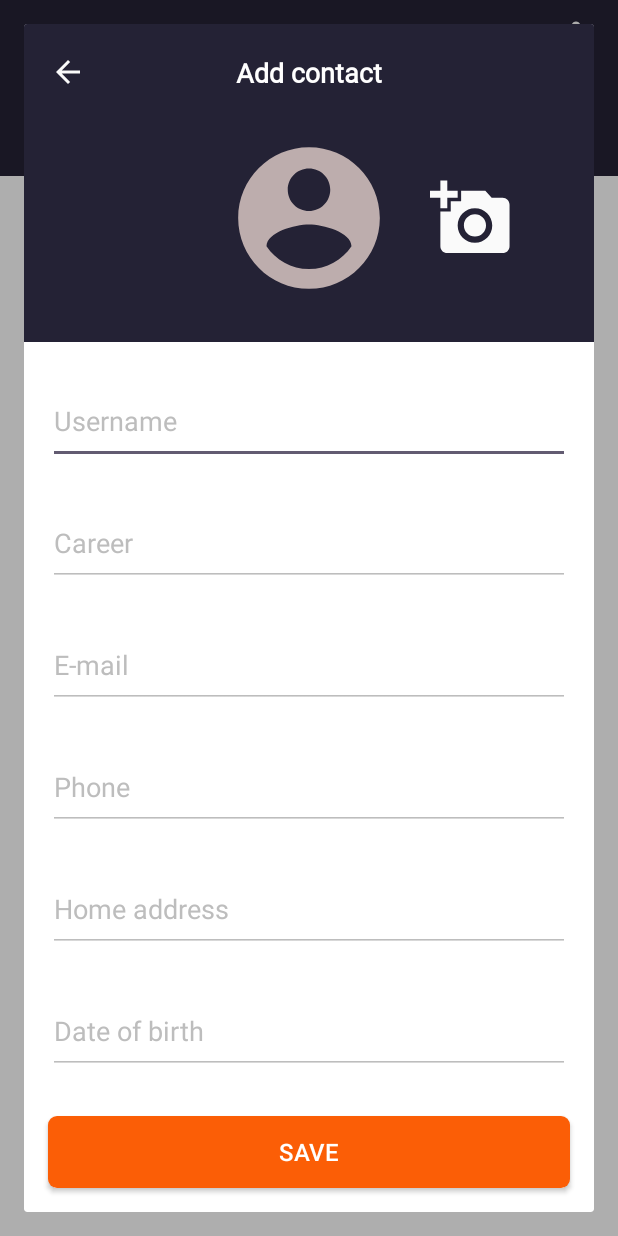
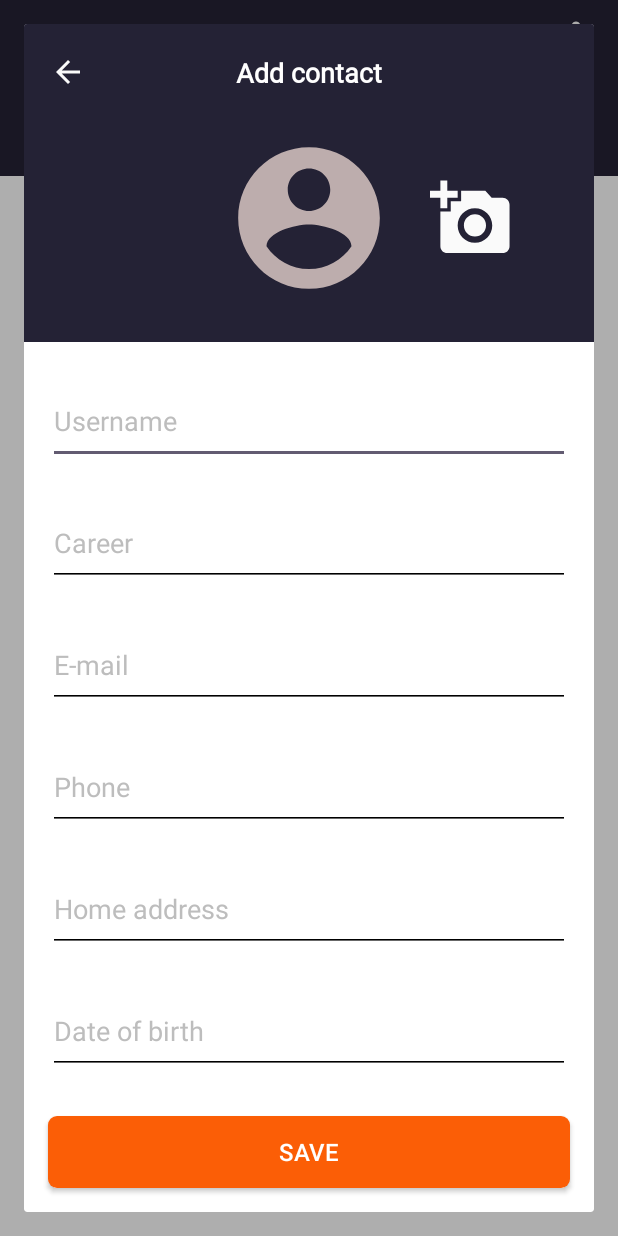
Before and after one commit to Aksonof/MyApplication, an Android app: the screen it shows after launch (RecyclerActivity), after a tap on "Add contact", on a phone screen of 412 x 824 dp. Run offline under Robolectric (Android 15) with nearby library versions, the phone set to English and light mode, and no system bars; libraries missing offline, so code that uses them is left out: com.github.javafaker; pictures from the network do not load; 2 statements that could not run were skipped.

Commit message:
task_2: addUser in progress

```diff
--- a/app/src/main/java/com/example/myapplication/AddUserDialogFragment.kt
+++ b/app/src/main/java/com/example/myapplication/AddUserDialogFragment.kt
@@ -1,6 +1,7 @@
 package com.example.myapplication
 
 import android.app.Dialog
+import android.graphics.Color
 import android.os.Bundle
 import android.view.LayoutInflater
 import android.view.View
@@ -29,7 +30,6 @@ class AddUserDialogFragment(private val listener: AddUserDialogListener) : Dialo
         }
     }
 
-
     override fun onCreateView(
         inflater: LayoutInflater,
         container: ViewGroup?,
@@ -39,9 +39,11 @@ class AddUserDialogFragment(private val listener: AddUserDialogListener) : Dialo
         return binding.root
     }
 
-
     override fun onViewCreated(view: View, savedInstanceState: Bundle?) {
         super.onViewCreated(view, savedInstanceState)
+        binding.userNameEditTextView.setTextColor(Color.BLACK)
+        binding.userCareerEditTextView.setTextColor(Color.BLACK)
+
         binding.saveButtonView.setOnClickListener {
             val bundle = Bundle()
             bundle.putString("userName", binding.userNameEditTextView.text.toString())
@@ -51,7 +53,6 @@ class AddUserDialogFragment(private val listener: AddUserDialogListener) : Dialo
         }
     }
 
-
     companion object {
         @JvmStatic
         private val TAG = AddUserDialogFragment::class.java.simpleName
--- a/app/src/main/java/com/example/myapplication/RecyclerActivity.kt
+++ b/app/src/main/java/com/example/myapplication/RecyclerActivity.kt
@@ -63,17 +63,15 @@ class RecyclerActivity : AppCompatActivity() {
 
     }
 
-
     private fun showAddUserDialog() {
 
         val dialogFragment = AddUserDialogFragment(object : AddUserDialogListener {
             override fun onDataEntered(data: Bundle) {
                 val userName = data.getString("userName")
                 val userCareer = data.getString("userCareer")
+                viewModel.addUser(User(userName!!, userCareer!!, "", 0))
             }
         })
         dialogFragment.show(supportFragmentManager, "TAG")
     }
-
-
 }
--- a/app/src/main/java/com/example/myapplication/UsersListViewModel.kt
+++ b/app/src/main/java/com/example/myapplication/UsersListViewModel.kt
@@ -32,6 +32,10 @@ class UsersListViewModel(private val usersManager: UsersManager) : ViewModel() {
         usersManager.restoreUser(user)
     }
 
+    fun addUser(user: User) {
+        usersManager.addUser(user)
+    }
+
     override fun onCleared() {
         super.onCleared()
         usersManager.removeListener(listener)
--- a/app/src/main/java/com/example/myapplication/model/User.kt
+++ b/app/src/main/java/com/example/myapplication/model/User.kt
@@ -3,6 +3,6 @@ package com.example.myapplication.model
 data class User(
     val name: String,
     val career: String,
-    val photo: String,
+    var photo: String,
     val id: Long
 )
--- a/app/src/main/res/layout/add_user_dialog.xml
+++ b/app/src/main/res/layout/add_user_dialog.xml
@@ -3,7 +3,8 @@
     xmlns:app="http://schemas.android.com/apk/res-auto"
     xmlns:tools="http://schemas.android.com/tools"
     android:layout_width="match_parent"
-    android:layout_height="match_parent">
+    android:layout_height="match_parent"
+    >
 
 
     <androidx.constraintlayout.widget.ConstraintLayout
--- a/app/src/main/res/values/colors.xml
+++ b/app/src/main/res/values/colors.xml
@@ -11,8 +11,8 @@
 
     <color name="my_light_background">#FFFFFFFF</color>
     <color name="my_light_primary">#008080</color>
-    <color name="my_light_text_primary">#FFFFFFFF</color>
-    <color name="my_light_text_secondary">#BDBDBD</color>
+    <color name="my_light_text_primary">#FF000000</color>
+    <color name="my_light_text_secondary">#FF000000</color>
 
 
     <color name="my_dark_primary">#008080</color>
```
Also changed, not shown: app/src/main/java/com/example/myapplication/model/UsersManager.kt (+6 -6 lines).
